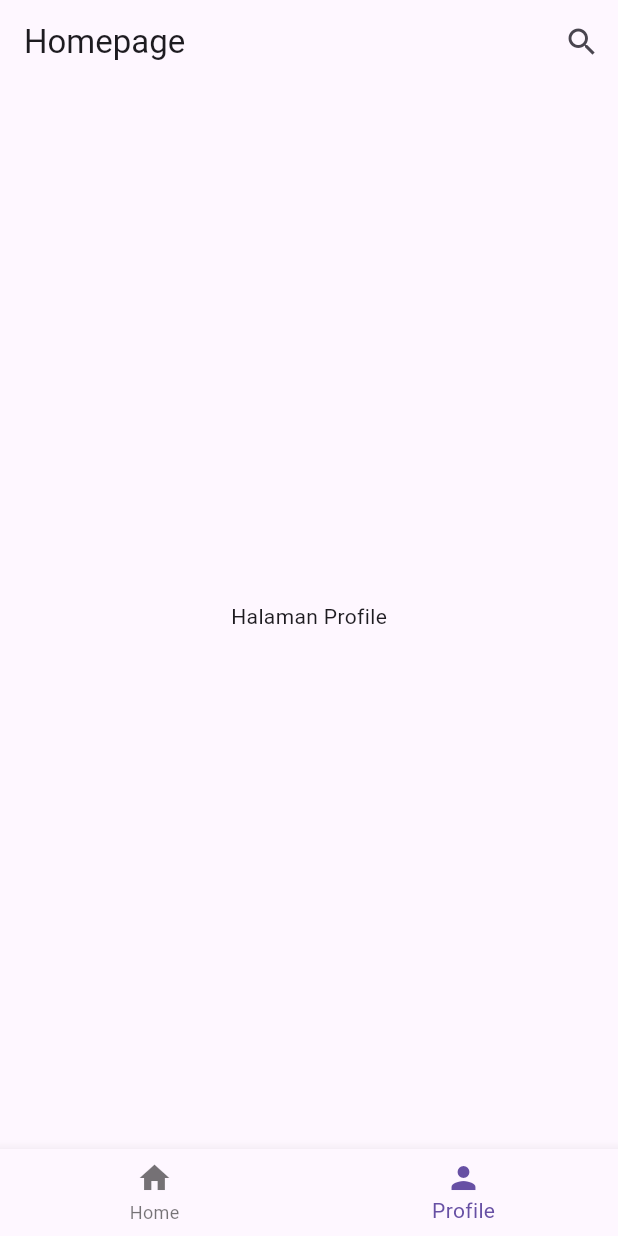
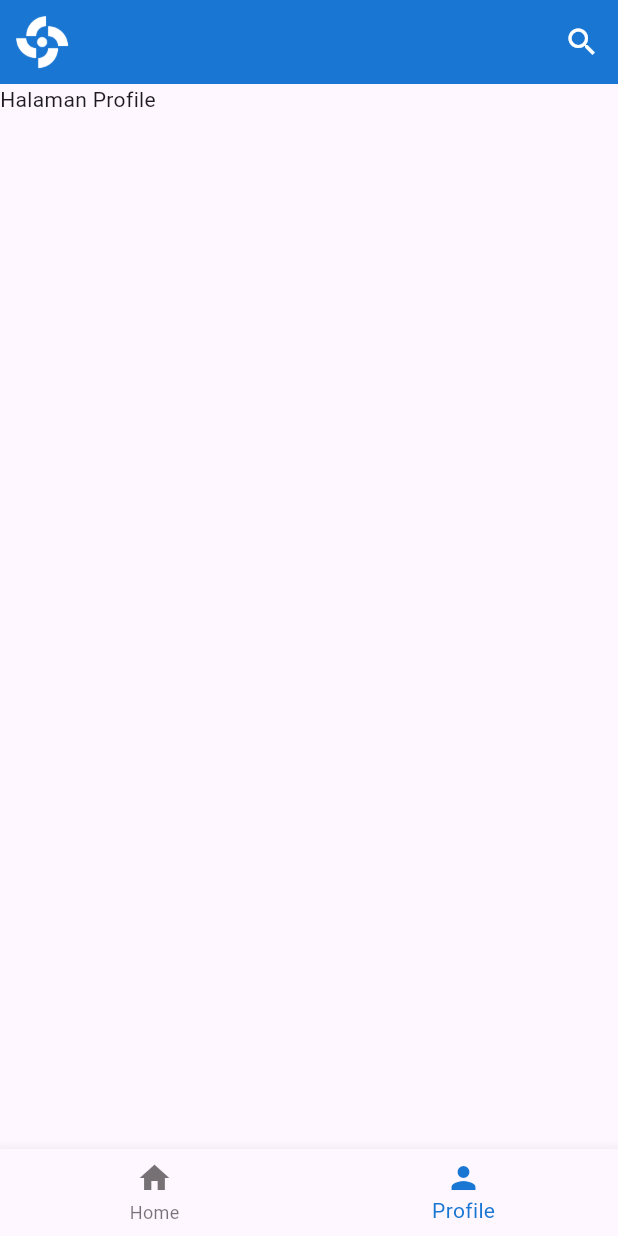
Before and after one commit to MuhIbrahimm/aplikasi_mobile, a Flutter app: the screen it shows after launch, item 2 of the bottom bar chosen, after a tap on the "search" icon, on a phone screen of 412 x 824 dp. Run offline on Flutter 3.47's test engine with Material 3 defaults, Android fonts, the phone set to English and light mode, and no system bars.

Commit message:
adding logo in homepage

```diff
--- a/lib/home-page.dart
+++ b/lib/home-page.dart
@@ -1,3 +1,4 @@
+import 'package:aplikasi_mobile/style.dart';
 import 'package:flutter/material.dart';
 
 class homePage extends StatefulWidget {
@@ -19,17 +20,21 @@ class _homePageState extends State<homePage> {
   Widget build(BuildContext context) {
     return Scaffold(
       appBar: AppBar(
-        title: Text('Homepage'),
-        actions: <Widget>[
+        shadowColor: appColors.bodyText,
+        backgroundColor: appColors.mainColor,
+        leading: Image.asset('assets/images/logo-white.png'),
+        actions: [
           IconButton(
-            icon: Icon(Icons.search),
+            icon: const Icon(Icons.search),
             onPressed: () {},
+            color: Colors.white,
           ),
         ],
       ),
       body: _pages[_currentIndex],
       bottomNavigationBar: BottomNavigationBar(
         currentIndex: _currentIndex,
+        selectedItemColor: appColors.mainColor,
         onTap: (index) {
           setState(() {
             _currentIndex = index;
@@ -53,8 +58,8 @@ class _homePageState extends State<homePage> {
 class HomePage extends StatelessWidget {
   @override
   Widget build(BuildContext context) {
-    return Center(
-      child: Text('Halaman Home'),
+    return Scaffold(
+      body: Text('Halaman Home'),
     );
   }
 }
@@ -62,8 +67,8 @@ class HomePage extends StatelessWidget {
 class ProfilePage extends StatelessWidget {
   @override
   Widget build(BuildContext context) {
-    return Center(
-      child: Text('Halaman Profile'),
+    return Scaffold(
+      body: Text('Halaman Profile'),
     );
   }
 }
--- a/pubspec.yaml
+++ b/pubspec.yaml
@@ -32,6 +32,8 @@ flutter:
   assets:
     - assets/images/login.png
     - assets/images/register.png
+    - assets/images/logo.png
+    - assets/images/logo-white.png
 
   fonts:
       - family: Montserrat
```
Also changed, not shown: assets/images/logo-white.png (added), assets/images/logo.png (added).
